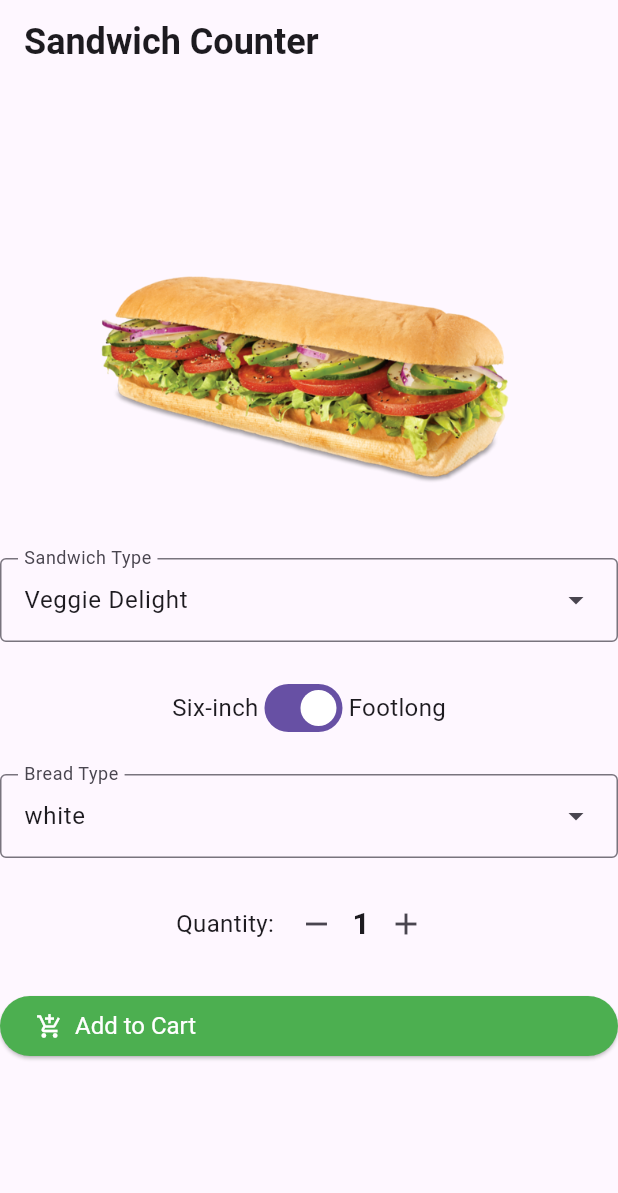
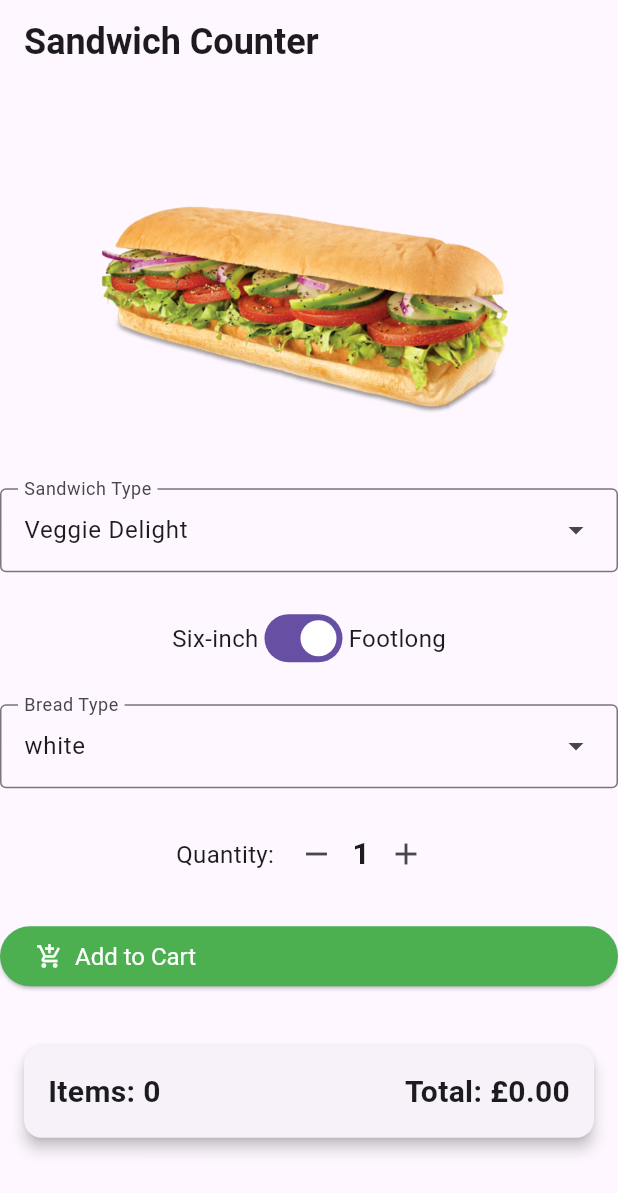
Before and after one commit to ChrystallaT1/sandwich_shop, a Flutter app: the screen it shows after launch, on a phone screen of 412 x 824 dp. Shown: the top 1193 px of the screen. Run offline on Flutter 3.47's test engine with Material 3 defaults, Android fonts, the phone set to English and light mode, and no system bars.

Commit message:
Add cart summary and test

```diff
--- a/lib/main.dart
+++ b/lib/main.dart
@@ -242,6 +242,25 @@ class _OrderScreenState extends State<OrderScreen> {
                 backgroundColor: Colors.green,
               ),
               const SizedBox(height: 20),
+
+              // Cart Summary
+              Card(
+                elevation: 4,
+                margin: const EdgeInsets.all(16),
+                child: Padding(
+                  padding: const EdgeInsets.all(16),
+                  child: Row(
+                    mainAxisAlignment: MainAxisAlignment.spaceBetween,
+                    children: [
+                      Text('Items: ${_cart.getTotalItems()}', style: heading2),
+                      Text(
+                        'Total: £${_cart.totalPrice.toStringAsFixed(2)}',
+                        style: heading2,
+                      ),
+                    ],
+                  ),
+                ),
+              ),
             ],
           ),
         ),
```
Also changed, not shown: 1 other file.
